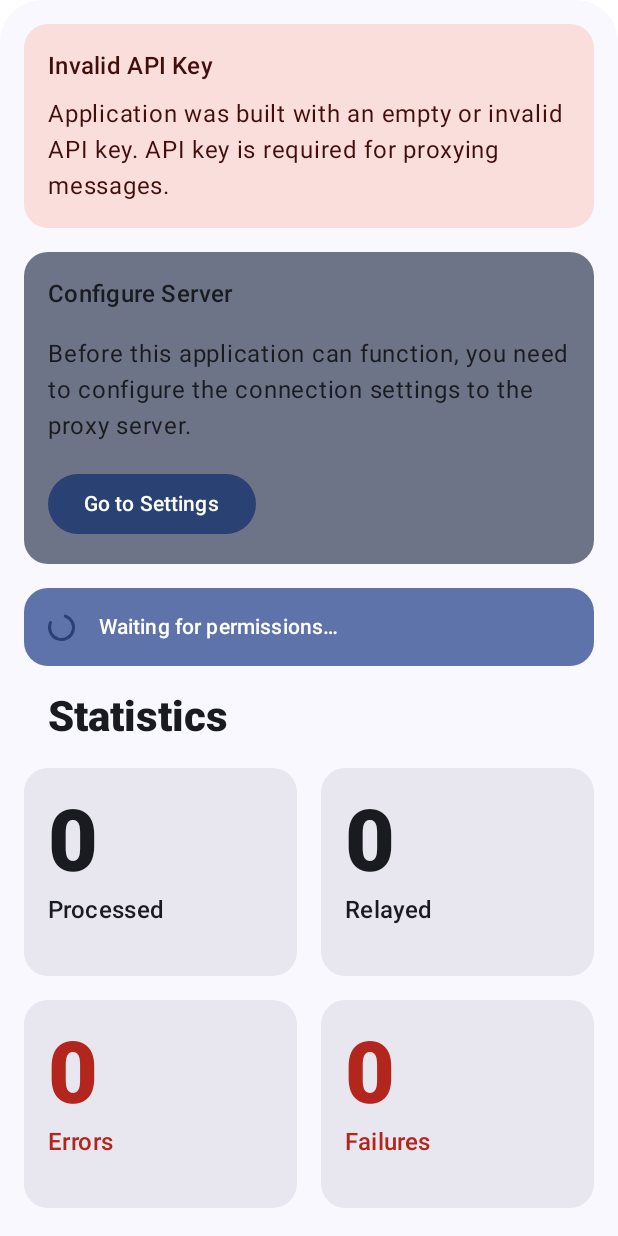
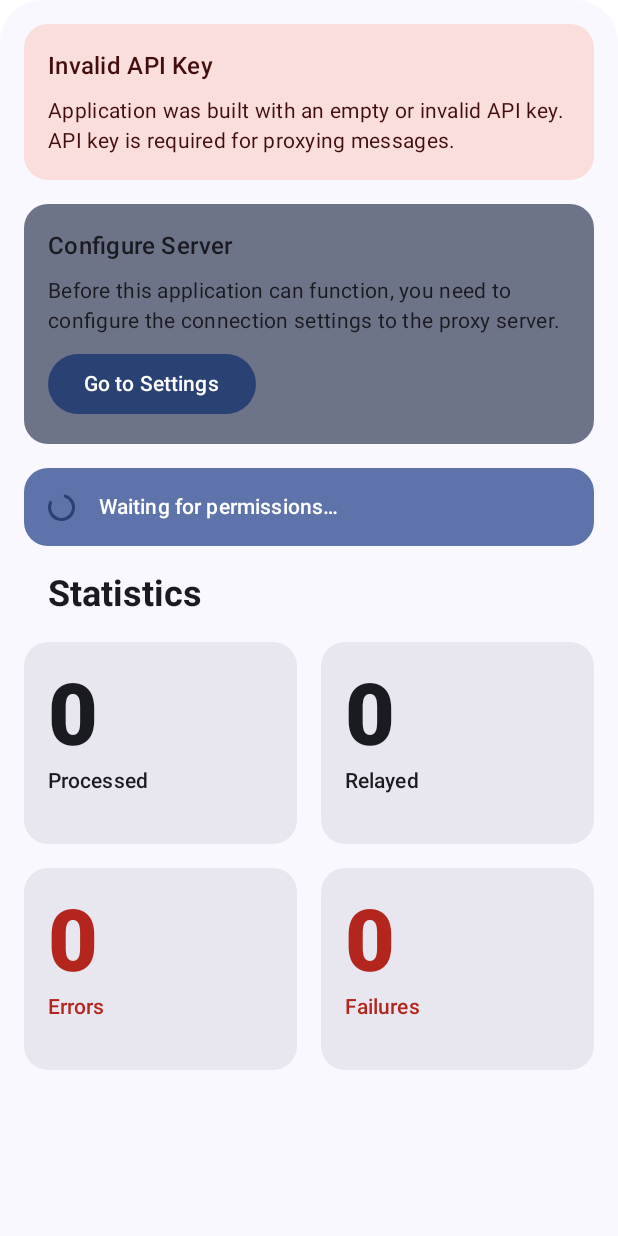
Before and after one commit to mrnateriver/sms-proxy, an Android app built with Jetpack Compose: the composable HomePage shown on its own in the app's theme, on a phone screen of 412 x 824 dp. Run offline under Robolectric (Android 15) with nearby library versions, the phone set to English and light mode, and no system bars; 1 statement that could not run was skipped.

Commit message:
chore: adjusted font sizes and paddings

```diff
--- a/relayApp/src/androidMain/kotlin/io/mrnateriver/smsproxy/relay/pages/home/ApiSettingsStatus.kt
+++ b/relayApp/src/androidMain/kotlin/io/mrnateriver/smsproxy/relay/pages/home/ApiSettingsStatus.kt
@@ -27,7 +27,7 @@ fun ApiSettingsStatus(modifier: Modifier = Modifier, onGoToSettingsClick: () ->
     ) {
         Column(
             modifier = Modifier.padding(AppSpacings.medium),
-            verticalArrangement = Arrangement.spacedBy(AppSpacings.medium),
+            verticalArrangement = Arrangement.spacedBy(AppSpacings.small),
         ) {
             Text(
                 text = stringResource(R.string.home_page_api_settings_card_title),
--- a/relayApp/src/androidMain/kotlin/io/mrnateriver/smsproxy/relay/pages/home/MessageRecordsRecent.kt
+++ b/relayApp/src/androidMain/kotlin/io/mrnateriver/smsproxy/relay/pages/home/MessageRecordsRecent.kt
@@ -5,6 +5,7 @@ import androidx.compose.foundation.layout.Column
 import androidx.compose.foundation.layout.Row
 import androidx.compose.foundation.layout.fillMaxWidth
 import androidx.compose.foundation.layout.padding
+import androidx.compose.material3.LocalTextStyle
 import androidx.compose.material3.MaterialTheme
 import androidx.compose.material3.Surface
 import androidx.compose.material3.Text
--- a/relayApp/src/androidMain/kotlin/io/mrnateriver/smsproxy/relay/pages/home/MessageStats.kt
+++ b/relayApp/src/androidMain/kotlin/io/mrnateriver/smsproxy/relay/pages/home/MessageStats.kt
@@ -42,7 +42,7 @@ fun MessageStats(modifier: Modifier = Modifier, data: MessageStatsData) {
         Text(
             modifier = Modifier.padding(start = AppSpacings.medium),
             text = stringResource(R.string.dashboard_stats_title),
-            style = MaterialTheme.typography.headlineMedium,
+            style = MaterialTheme.typography.headlineSmall.copy(fontWeight = FontWeight.Bold),
         )
 
         Row(
@@ -111,12 +111,12 @@ private fun StatsCard(
             )
             Text(
                 text = title,
-                style = MaterialTheme.typography.titleMedium,
+                style = MaterialTheme.typography.titleSmall,
                 color = textColor,
             )
             Text(
                 text = lastEvent,
-                style = MaterialTheme.typography.bodySmall,
+                style = MaterialTheme.typography.labelSmall,
                 color = MaterialTheme.colorScheme.tertiary,
             )
         }
--- a/shared/src/androidMain/kotlin/io/mrnateriver/smsproxy/shared/pages/about/AboutListItem.kt
+++ b/shared/src/androidMain/kotlin/io/mrnateriver/smsproxy/shared/pages/about/AboutListItem.kt
@@ -26,8 +26,8 @@ fun AboutListItem(
 ) {
     ListItem(
         leadingContent = { Box(modifier = Modifier.size(48.dp)) { image?.invoke() } },
-        overlineContent = { Text(title, style = MaterialTheme.typography.titleMedium) },
-        headlineContent = { Text(text, style = MaterialTheme.typography.bodyMedium) },
+        overlineContent = { Text(title, style = MaterialTheme.typography.titleSmall) },
+        headlineContent = { Text(text, style = MaterialTheme.typography.bodySmall) },
         modifier = if (onClick != null) modifier.clickable { onClick() } else modifier,
         trailingContent = if (onClick != null) {
             {
--- a/shared/src/androidMain/kotlin/io/mrnateriver/smsproxy/shared/theme/AppMaterialTheme.kt
+++ b/shared/src/androidMain/kotlin/io/mrnateriver/smsproxy/shared/theme/AppMaterialTheme.kt
@@ -3,6 +3,7 @@ package io.mrnateriver.smsproxy.shared.theme
 import android.os.Build
 import androidx.compose.foundation.isSystemInDarkTheme
 import androidx.compose.material3.MaterialTheme
+import androidx.compose.material3.ProvideTextStyle
 import androidx.compose.material3.darkColorScheme
 import androidx.compose.material3.dynamicDarkColorScheme
 import androidx.compose.material3.dynamicLightColorScheme
@@ -105,6 +106,10 @@ fun AppMaterialTheme(
     MaterialTheme(
         colorScheme = colorScheme,
         typography = AppTypography,
-        content = content
+        content = {
+            ProvideTextStyle(value = MaterialTheme.typography.bodyMedium) {
+                content()
+            }
+        }
     )
 }
--- a/shared/src/androidMain/kotlin/io/mrnateriver/smsproxy/shared/theme/AppPreferences.kt
+++ b/shared/src/androidMain/kotlin/io/mrnateriver/smsproxy/shared/theme/AppPreferences.kt
@@ -9,7 +9,8 @@ import me.zhanghai.compose.preference.preferenceTheme
 @Composable
 fun appPreferencesTheme(): PreferenceTheme {
     return preferenceTheme(
-        titleTextStyle = MaterialTheme.typography.titleMedium.copy(
+        summaryTextStyle = MaterialTheme.typography.bodySmall,
+        titleTextStyle = MaterialTheme.typography.titleSmall.copy(
             color = ListItemDefaults.colors().overlineColor, // To match "About" page styles
         ),
     )
```
Also changed, not shown: relayApp/src/androidMain/kotlin/io/mrnateriver/smsproxy/relay/layout/drawer/AppDrawerEntry.kt (+3 -4 lines).
